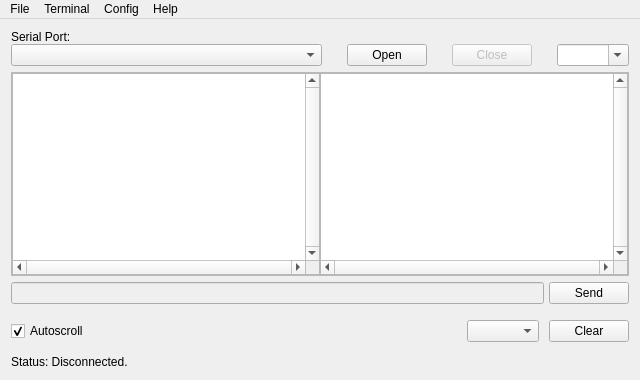
The window that SUSTerm/mainwindow.ui (J-Rios/SUSTerm) describes before a commit, drawn with Qt 5.
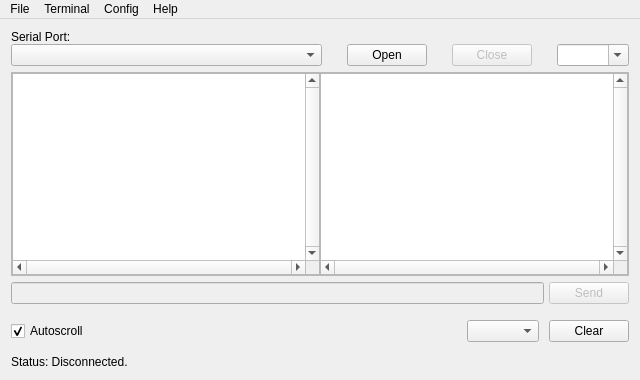
The same window after the commit.

Commit message: Disable send button when not connected. Update version from about string.

Diff of the .ui file:
```diff
--- a/SUSTerm/mainwindow.ui
+++ b/SUSTerm/mainwindow.ui
@@ -410,7 +410,7 @@
       <item>
        <widget class="QPushButton" name="pushButton_send">
         <property name="enabled">
-         <bool>true</bool>
+         <bool>false</bool>
         </property>
         <property name="sizePolicy">
          <sizepolicy hsizetype="Fixed" vsizetype="Fixed">
```
Left out of the diff: 8 changed lines with no effect on the pictures. The commit also changes 1 other file.
